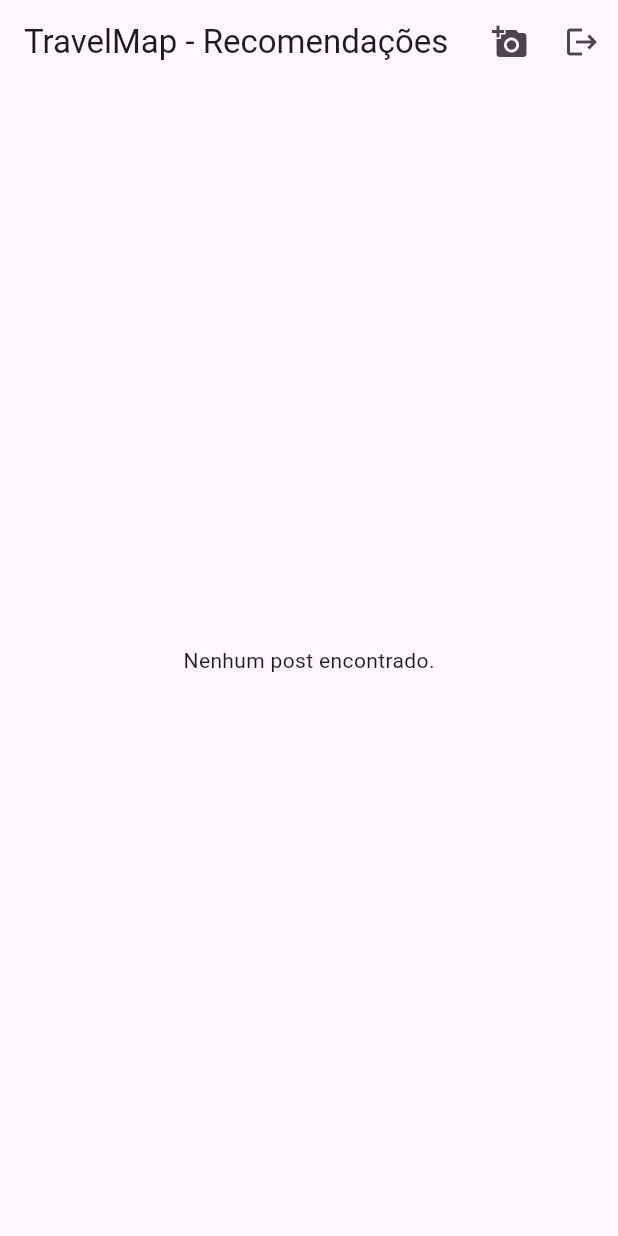
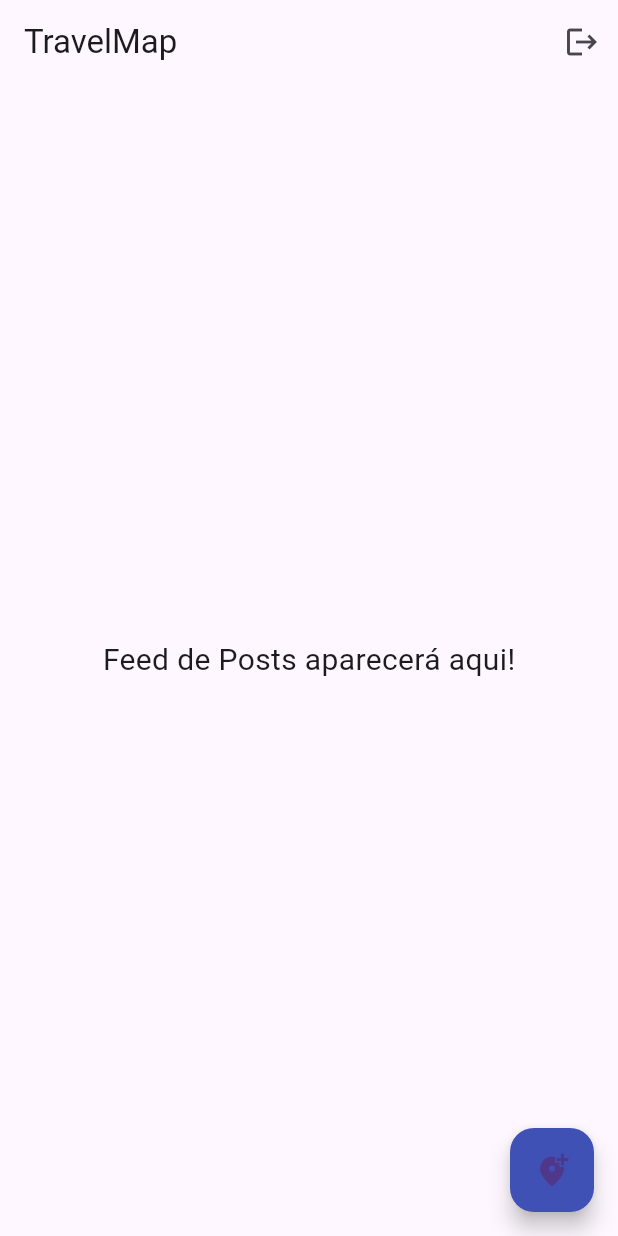
Before and after one commit to getuliohe/travel-map, a Flutter app: the screen it shows once a user with an empty profile is signed in, on a phone screen of 412 x 824 dp. Run offline on Flutter 3.47's test engine with Material 3 defaults, Android fonts, the phone set to English and light mode, and no system bars; our stand-ins replace cloud_firestore, firebase_auth, firebase_core, firebase_storage, flutter_map, flutter_rating_bar and 3 more; accounts and stored records are empty.

Commit message:
feat: add post page

```diff
--- a/lib/auth_wrapper.dart
+++ b/lib/auth_wrapper.dart
@@ -9,18 +9,13 @@
     return StreamBuilder<User?>(
       stream: FirebaseAuth.instance.authStateChanges(),
       builder: (context, snapshot) {
-        // Enquanto estiver conectando, mostre um indicador de carregamento
         if (snapshot.connectionState == ConnectionState.waiting) {
-          return Scaffold(body: Center(child: CircularProgressIndicator()));
+          return const Scaffold(body: Center(child: CircularProgressIndicator()));
         }
-
-        // Se o snapshot tiver dados, significa que o usuário está logado
         if (snapshot.hasData) {
-          return HomePage(); // Mostra o feed (HomePage)
+          return HomePage();
         }
-
-        // Se não tiver dados, o usuário não está logado
-        return WelcomePage(); // Mostra a página de boas-vindas com Login/Registro
+        return WelcomePage();
       },
     );
   }
--- a/lib/home_page.dart
+++ b/lib/home_page.dart
@@ -1,70 +1,50 @@
 import 'package:flutter/material.dart';
-import 'package:cloud_firestore/cloud_firestore.dart';
 import 'package:firebase_auth/firebase_auth.dart';
+import 'package:geolocator/geolocator.dart';
+import 'add_post_page.dart'; // Importe a nova página
 
-class HomePage extends StatelessWidget {
+class HomePage extends StatefulWidget {
+  const HomePage({super.key});
+
+  @override
+  State<HomePage> createState() => _HomePageState();
+}
+
+class _HomePageState extends State<HomePage> {
+  // A lógica de geolocalização pode permanecer aqui ou ser movida
+  // para onde for mais útil, como a página de posts.
+  // Por enquanto, vamos focar na navegação.
+
   @override
   Widget build(BuildContext context) {
     return Scaffold(
       appBar: AppBar(
-        title: Text('TravelMap - Recomendações'),
+        title: const Text('TravelMap'), // Título atualizado
         actions: [
-          // Botão para Adicionar Post (a ser implementado)
           IconButton(
-            icon: Icon(Icons.add_a_photo),
-            onPressed: () {
-              // Navegar para a tela de criação de post
-            },
-          ),
-          // Botão de Logout
-          IconButton(
-            icon: Icon(Icons.logout),
+            icon: const Icon(Icons.logout),
             onPressed: () async {
               await FirebaseAuth.instance.signOut();
-              // O AuthWrapper cuidará da navegação
             },
           ),
         ],
       ),
-      body: StreamBuilder<QuerySnapshot>(
-        stream: FirebaseFirestore.instance.collection('posts').orderBy('createdAt', descending: true).snapshots(),
-        builder: (context, snapshot) {
-          if (snapshot.connectionState == ConnectionState.waiting) {
-            return Center(child: CircularProgressIndicator());
-          }
-          if (!snapshot.hasData || snapshot.data!.docs.isEmpty) {
-            return Center(child: Text('Nenhum post encontrado.'));
-          }
-
-          final posts = snapshot.data!.docs;
-
-          return ListView.builder(
-            itemCount: posts.length,
-            itemBuilder: (context, index) {
-              final post = posts[index];
-              final data = post.data() as Map<String, dynamic>;
-
-              return Card(
-                margin: EdgeInsets.all(10),
-                child: ListTile(
-                  leading: data['imageUrl'] != null
-                      ? Image.network(
-                          data['imageUrl'],
-                          width: 100,
-                          fit: BoxFit.cover,
-                          errorBuilder: (context, error, stackTrace) => Icon(Icons.image, size: 50),
-                        )
-                      : Icon(Icons.image, size: 50),
-                  title: Text(data['placeName'] ?? 'Nome indisponível'),
-                  subtitle: Text('por ${data['authorName'] ?? 'Anônimo'}'),
-                  onTap: () {
-                    // Navegar para a tela de detalhes do post
-                  },
-                ),
-              );
-            },
+      // Corpo da Home Page será o feed de posts (a ser implementado)
+      body: const Center(
+        child: Text(
+          'Feed de Posts aparecerá aqui!',
+          style: TextStyle(fontSize: 20),
+        ),
+      ),
+      floatingActionButton: FloatingActionButton(
+        onPressed: () {
+          Navigator.push(
+            context,
+            MaterialPageRoute(builder: (context) => const AddPostPage()),
           );
         },
+        backgroundColor: Colors.indigo,
+        child: const Icon(Icons.add_location_alt),
       ),
     );
   }
--- a/lib/main.dart
+++ b/lib/main.dart
@@ -1,6 +1,6 @@
 import 'package:flutter/material.dart';
 import 'package:firebase_core/firebase_core.dart';
-import 'auth_wrapper.dart'; // Importe o novo wrapper
+import 'auth_wrapper.dart';
 import 'firebase_options.dart';
 
 void main() async {
@@ -8,19 +8,19 @@
   await Firebase.initializeApp(
     options: DefaultFirebaseOptions.currentPlatform,
   );
-  runApp(MyApp());
+  runApp(const MyApp());
 }
 
 class MyApp extends StatelessWidget {
+  const MyApp({super.key});
+
   @override
   Widget build(BuildContext context) {
     return MaterialApp(
       title: 'TravelMap App',
-      theme: ThemeData(
-        primarySwatch: Colors.blue,
-      ),
-      // A home do app agora é o AuthWrapper, que cuidará da lógica de navegação.
+      theme: ThemeData(primarySwatch: Colors.indigo),
       home: AuthWrapper(),
+      debugShowCheckedModeBanner: false,
     );
   }
 }
```
Also changed, not shown: lib/add_post_page.dart (added, +240 -0 lines), pubspec.yaml (+17 -76 lines), pubspec.lock, 4 other files.
